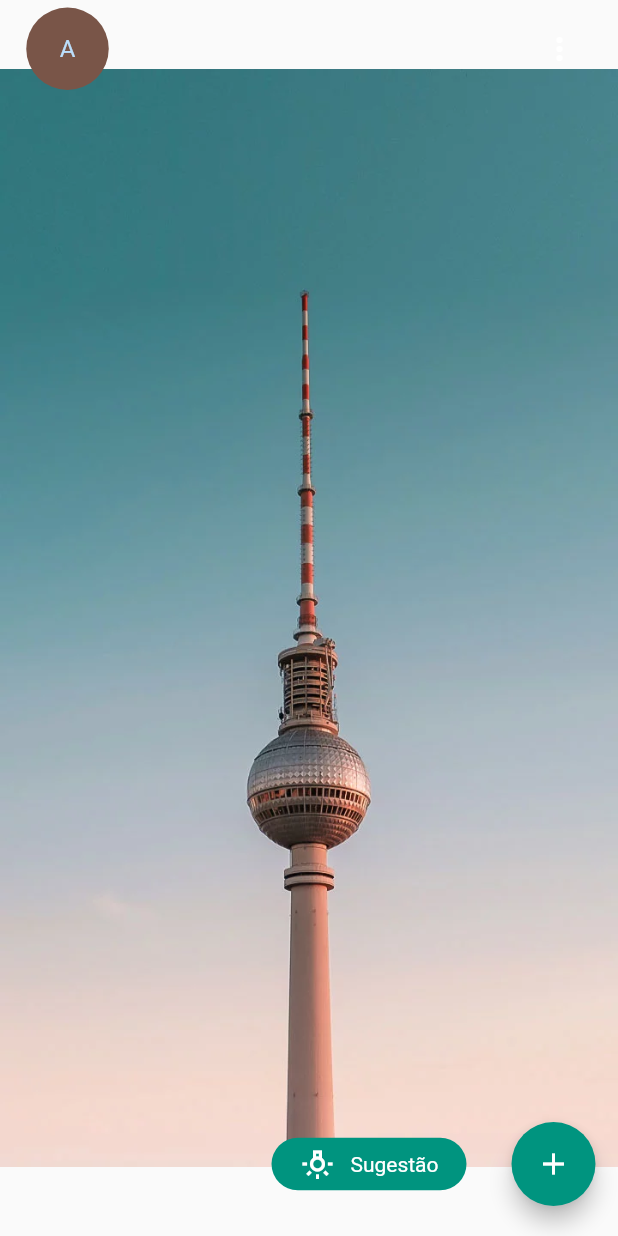
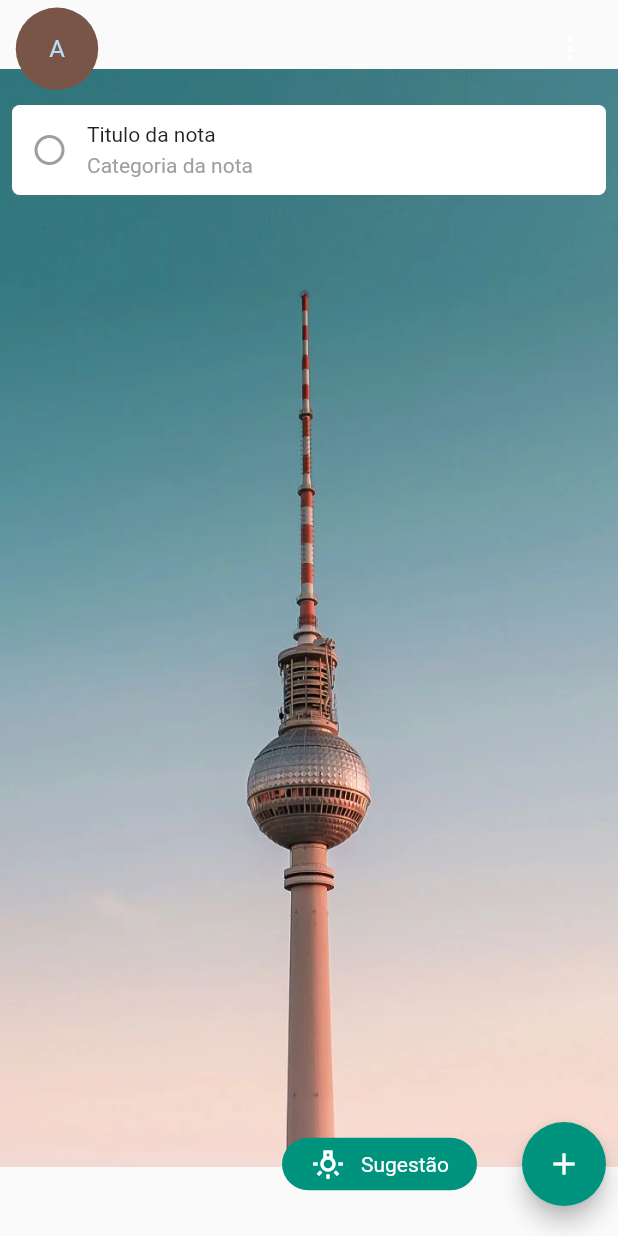
Before and after one commit to fariosofernando/Manju, a Flutter app: the screen it shows after launch, on a phone screen of 412 x 824 dp. Run offline on Flutter 3.47's test engine with Material 2 defaults, Android fonts, the phone set to English and light mode, and no system bars.

Commit message:
First days tasks completed.

```diff
--- a/lib/colors/colors.colors.asset.dart
+++ b/lib/colors/colors.colors.asset.dart
@@ -3,3 +3,4 @@ import 'package:flutter/material.dart';
 const Color manjuPrimaryColor = Color.fromRGBO(0, 148, 127, 1);
 const Color manjuPrimaryWhiteColor = Color.fromRGBO(255, 255, 255, 1);
 const Color manjuSecundaryColor = Colors.brown;
+const Color manjuDisableColor = Colors.grey;
--- /dev/null
+++ b/lib/hippopotamus_components/box.hippo.dart
@@ -0,0 +1,40 @@
+import 'package:flutter/material.dart';
+import 'package:manju/colors/colors.colors.asset.dart';
+
+class BoxHippo extends StatelessWidget {
+  String title;
+  String category;
+  BoxHippo({Key? key, required this.title, required this.category})
+      : super(key: key);
+
+  @override
+  Widget build(BuildContext context) {
+    return Container(
+      height: 60,
+      width: double.infinity,
+      decoration: const BoxDecoration(
+          color: manjuPrimaryWhiteColor,
+          borderRadius: BorderRadius.all(Radius.circular(5))),
+      child: Row(
+        children: [
+          Container(
+            width: 50,
+            child: Icon(
+              Icons.radio_button_unchecked,
+              color: manjuDisableColor,
+            ),
+          ),
+          Column(
+            crossAxisAlignment: CrossAxisAlignment.start,
+            mainAxisAlignment: MainAxisAlignment.center,
+            children: [
+              Text(title),
+              SizedBox(height: 5),
+              Text(category, style: TextStyle(color: manjuDisableColor))
+            ],
+          ),
+        ],
+      ),
+    );
+  }
+}
--- a/lib/views/home.view.dart
+++ b/lib/views/home.view.dart
@@ -1,5 +1,6 @@
 import 'package:flutter/material.dart';
 import 'package:manju/colors/colors.colors.asset.dart';
+import 'package:manju/hippopotamus_components/box.hippo.dart';
 
 class Home extends StatefulWidget {
   const Home({Key? key}) : super(key: key);
@@ -10,6 +11,9 @@ class Home extends StatefulWidget {
 
 class _HomeState extends State<Home> {
   var file = 'assets/photo_tv_tower.webp';
+  List<Widget> boxs = [
+    BoxHippo(title: 'Titulo da nota', category: 'Categoria da nota')
+  ];
 
   @override
   Widget build(BuildContext context) {
@@ -20,12 +24,18 @@ class _HomeState extends State<Home> {
             child: Stack(
               children: [
                 Positioned.fill(
-                  child: Image.asset(file),
+                  child: Image.asset(file), // Fundo do background.
+                ),
+                Container(
+                  padding: EdgeInsets.only(top: 70, left: 8, right: 8),
+                  child: ListView(
+                    children: boxs,
+                  ),
                 ),
                 SafeArea(
                   child: Container(
                     padding: const EdgeInsets.only(
-                        top: 5, left: 15, right: 15, bottom: 20),
+                        top: 5, left: 8, right: 8, bottom: 20),
                     child: Column(
                       mainAxisAlignment: MainAxisAlignment.spaceBetween,
                       children: [
```
Also changed, not shown: 1 other file.
